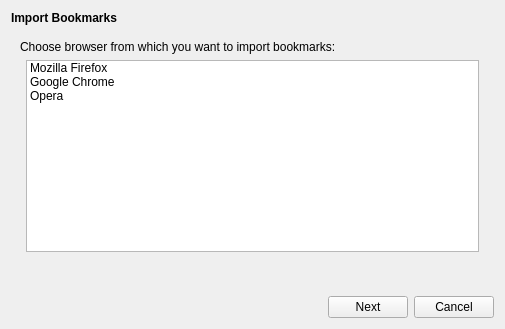
QupZilla/qupzilla, file src/bookmarksimport/bookmarksimportdialog.ui: the form before one commit.
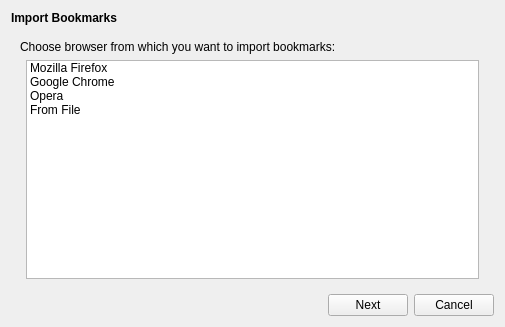
The form after the commit. Icons and pictures are not drawn.

The edit to the form file:
```diff
--- a/src/bookmarksimport/bookmarksimportdialog.ui
+++ b/src/bookmarksimport/bookmarksimportdialog.ui
@@ -7,7 +7,7 @@
     <x>0</x>
     <y>0</y>
     <width>505</width>
-    <height>329</height>
+    <height>327</height>
    </rect>
   </property>
   <property name="windowTitle">
@@ -63,21 +63,17 @@
             <normaloff>:/icons/browsers/opera.png</normaloff>:/icons/browsers/opera.png</iconset>
           </property>
          </item>
+         <item>
+          <property name="text">
+           <string>From File</string>
+          </property>
+          <property name="icon">
+           <iconset resource="../data/icons.qrc">
+            <normaloff>:/icons/browsers/html.png</normaloff>:/icons/browsers/html.png</iconset>
+          </property>
+         </item>
         </widget>
        </item>
-       <item row="2" column="1">
-        <spacer name="verticalSpacer">
-         <property name="orientation">
-          <enum>Qt::Vertical</enum>
-         </property>
-         <property name="sizeHint" stdset="0">
-          <size>
-           <width>0</width>
-           <height>0</height>
-          </size>
-         </property>
-        </spacer>
-       </item>
        <item row="0" column="0" colspan="3">
         <widget class="QLabel" name="label_2">
          <property name="text">
```
